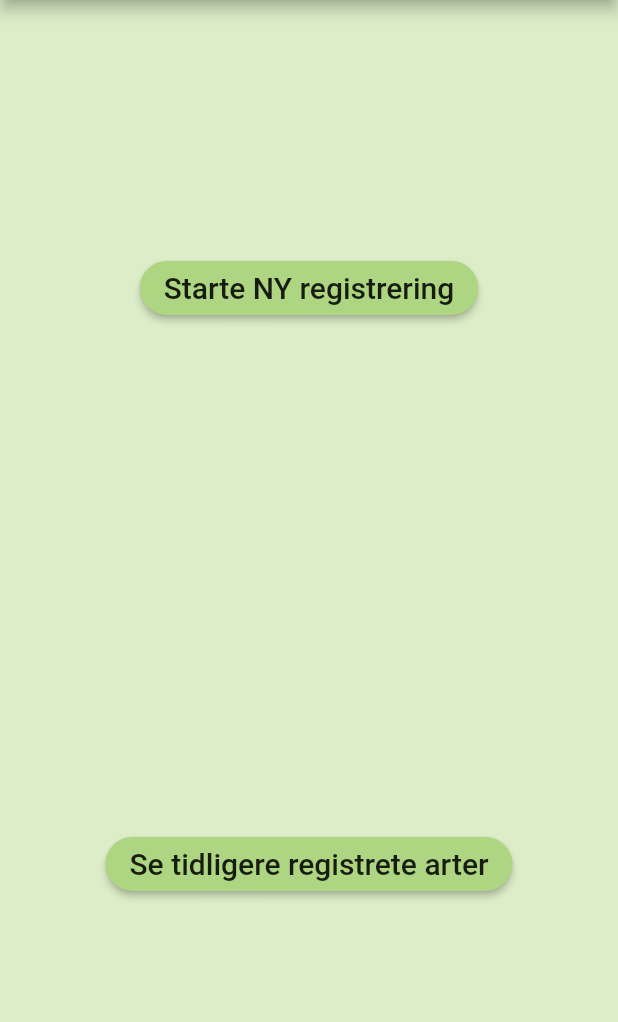
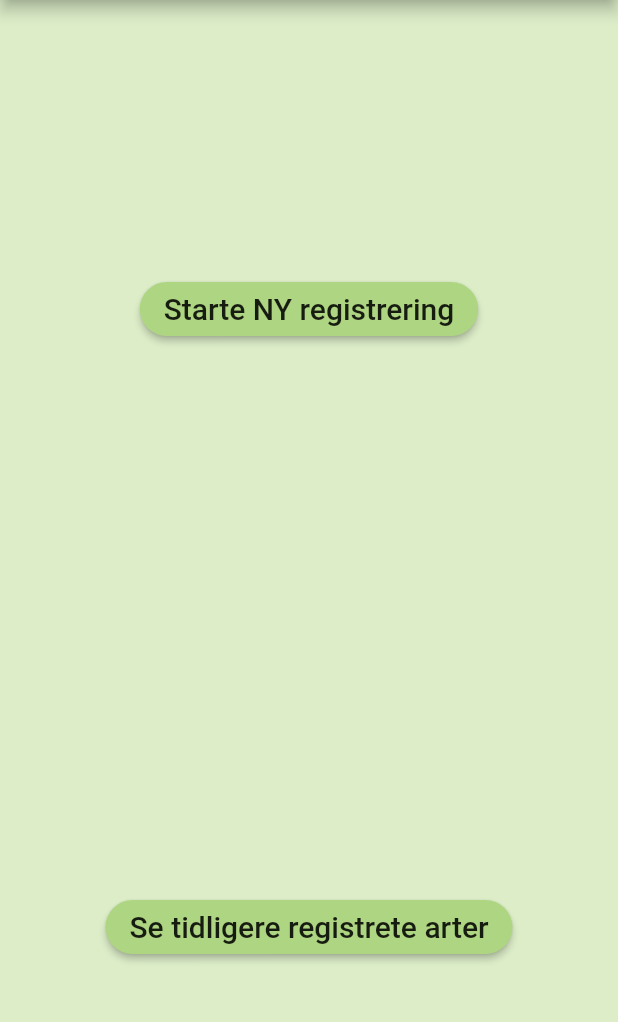
Before and after one commit to sunroadR/artzi, a Flutter app: the screen it shows after launch, after a tap on "Starte NY registrering", on a phone screen of 412 x 824 dp, the part 84-1106 px from its top. Run offline on Flutter 3.47's test engine with Material 2 defaults, Android fonts, the phone set to English and light mode, and no system bars; our stand-ins replace camera, date_format, gallery_saver, location; missing offline and left inert: downloads_path_provider; statements that could not run were skipped.

Commit message:
Ryddet i kode i main.dart

```diff
--- a/lib/main.dart
+++ b/lib/main.dart
@@ -58,6 +58,16 @@ Future<void> main() async{
 
   runApp(
       MaterialApp(
+
+        theme: ThemeData(
+
+
+            primaryColor: Colors.lightGreen,
+            backgroundColor: Colors.lightGreen[100],
+            accentColorBrightness: Brightness.dark
+        ),
+
+
         home: MyApp(
           camera: firstCamera,
           nyArt: nyArt,
@@ -88,19 +98,15 @@ class MyApp extends StatelessWidget {
   @override
   Widget build(BuildContext context) {
     return MaterialApp(
+       theme: ThemeData(
+
+
+            primaryColor: Colors.lightGreen,
+            backgroundColor: Colors.lightGreen[100],
+            accentColorBrightness: Brightness.dark
+        ),
         title: 'Flutter Demo',
-        theme: ThemeData(
-          // This is the theme of your application.
-          //
-          // Try running your application with "flutter run". You'll see the
-          // application has a blue toolbar. Then, without quitting the app, try
-          // changing the primarySwatch below to Colors.green and then invoke
-          // "hot reload" (press "r" in the console where you ran "flutter run",
-          // or simply save your changes to "hot reload" in a Flutter IDE).
-          // Notice that the counter didn't reset back to zero; the application
-          // is not restarted.
-          primarySwatch: Colors.lightGreen,
-        ),
+
         home: MyHomePage(
 
             camera,
@@ -143,15 +149,12 @@ class _MyHomePageState extends State<MyHomePage> {
 
   @override
   Widget build(BuildContext context) {
-    var appBar =AppBar();
-    // This method is rerun every time setState is called, for instance as done
-    // by the _incrementCounter method above.
-    //
-    // The Flutter framework has been optimized to make rerunning build methods
-    // fast, so that you can just rebuild anything that needs updating rather
-    // than having to individually change instances of widgets.
+   // var appBar =AppBar(
+    //);
+
     return Scaffold(
         appBar: AppBar(
+          backgroundColor: Theme.of(context).primaryColor,
           // Here we take the value from the MyHomePage object that was created by
           // the App.build method, and use it to set our appbar title.
           title: RichText(
@@ -175,25 +178,16 @@ class _MyHomePageState extends State<MyHomePage> {
           children: <Widget>[
 
 
-                  Container(
-                   color: Colors.lightGreen[100],
-                     child: Row(
+                  //Container(
+
+
+                     Row(
                 children: <Widget>[
 
-                       Expanded(
-                          child: Column(
-                             mainAxisSize: MainAxisSize.min,
 
-                        children: <Widget>[
                           Container(
-                            color: Colors.lightGreen[100],
-
-                            height: (MediaQuery.of(context).size.height-appBar.preferredSize.height)/2,
-                            // width: MediaQuery.of(context).size.width/2,
-
-
-                            child: Container(
-                              height: 50.0,
+                            height: MediaQuery.of(context).size.height/2,
+                            color: Theme.of(context).backgroundColor,
 
                               width: MediaQuery.of(context).size.width,
                               //     child:Padding(
@@ -226,9 +220,6 @@ class _MyHomePageState extends State<MyHomePage> {
                                     print('Tid på dagen: '+tidsPkt.toString());
 
 
-                                    //            Navigator.push(context, MaterialPageRoute(
-                                    //              builder: (context)=> TakePictureScreen(  this.widget.camera,  this.widget.nyArt, )));
-
                                     Navigator.push(context,
                                         MaterialPageRoute(builder: (context) => RegistreringSkjema(this.widget.nyArt,this.widget.camera,this.widget.location)));
 
@@ -243,40 +234,20 @@ class _MyHomePageState extends State<MyHomePage> {
                             ),
 
 
-                          ),
-                        ]
-                    ),
-                  )                 ],
+
+
+      ],
 
 
 
               ),
-            ),
 
 
+               Container(
+                 height: MediaQuery.of(context).size.height/2,
+                 color: Theme.of(context).backgroundColor,
 
 
-
-
-
-               Column(
-                  mainAxisSize: MainAxisSize.min,
-
-                  children: <Widget>[
-                    Container(
-                      color: Colors.lightGreen[100],
-
-                      height: (MediaQuery.of(context).size.height-appBar.preferredSize.height)/2,
-                      // width: MediaQuery.of(context).size.width/2,
-
-
-                      child: Container(
-                        height: 100.0,
-
-
-                        // width: MediaQuery.of(context).size.width,
-                        //  child:Padding(
-                        //   padding: EdgeInsets.only(right:25, bottom: 150),
                 child: Align(
                   alignment: Alignment.center,
 
@@ -316,8 +287,10 @@ class _MyHomePageState extends State<MyHomePage> {
                               backgroundColor: Colors.lightGreen[300],
                               //  title: Text('Navn på art registrert art : \n '+navnArt.split('/').toString()+'\n'),
                               title: Text('Navn på art registrert art : \n Dato & tid : '+datoTid.toString()+'\n'
-                                          'Gps-kordinater : '+lengdegrad.toString()+' & '+breddegrad.toString()+'\n'
-                                           'Navn : '+navn.toString(),
+                                  'Gps-kordinater :\n '+lengdegrad.toString()+' & '+breddegrad.toString()+'\n'
+                                  'Navn : '+navn.toString()+'\n'
+                                  'Funnsted : '+funnsted.toString()+'\n'
+                                  'Kommentar : '+kommentar.toString()+'\n'
 
                               ),
                             ),
@@ -331,9 +304,8 @@ class _MyHomePageState extends State<MyHomePage> {
               ),
 
 
-                    ),
-                  ]
-              ),
+
+
     ],
         ),
 
--- a/lib/read_write_file.dart
+++ b/lib/read_write_file.dart
@@ -4,6 +4,8 @@ import 'dart:io';
 import 'package:flutter/foundation.dart';
 import 'package:flutter/material.dart';
 import 'package:path_provider/path_provider.dart';
+import 'package:downloads_path_provider/downloads_path_provider.dart';
+
 
 import 'package:artzi/art.dart';
 
@@ -19,13 +21,17 @@ class ReadWriteFile{
 
   ///Path to the documents directory
   Future<String> get _localPath async {
-    final directory = await getApplicationDocumentsDirectory();
+   final directory = await getApplicationDocumentsDirectory();
+  // Future<Directory> downloadsDirectory = DownloadsPathProvider.downloadsDirectory;
+
+   //print("file://${directory.path}");
     return directory.path;
   }
 
   /// Create reference to the file´s full location
    Future<File> get _localFile async{
     final path = await _localPath;
+
     return File( '$path/counter.txt');
    }
 
@@ -33,7 +39,9 @@ class ReadWriteFile{
    Future<File> writeInfo(String info) async {
     final file = await _localFile;
     // Write the file
-     return file.writeAsString(info);
+    print("file://${file.path}");
+
+    return file.writeAsString(info, mode: FileMode.append);
    }
 
   /// Reads from the file
--- a/lib/registrering_skjema.dart
+++ b/lib/registrering_skjema.dart
@@ -57,8 +57,11 @@ class _RegistreringSkjemaState extends State<RegistreringSkjema>{
 
   @override
   Widget build(BuildContext context) {
+
     return Scaffold(
       appBar: AppBar(
+            backgroundColor: Theme.of(context).primaryColor,
+
         title: RichText(
           text:  TextSpan(
 
@@ -232,8 +235,8 @@ class _RegistreringSkjemaState extends State<RegistreringSkjema>{
 
                               ],
                             ),
-                            /**     Container(height: 20,),
-                                Row(
+                               Container(height: 20,),
+                              /**  Row(
 
                                 mainAxisAlignment: MainAxisAlignment.spaceAround,
 
@@ -270,7 +273,7 @@ class _RegistreringSkjemaState extends State<RegistreringSkjema>{
                                 textInputAction: TextInputAction.next,
                                 onSubmitted: (_)=>FocusScope.of(context).nextFocus(),
                                 onChanged:(text){
-                                this.widget.nyArt.setAntall(text);
+                                this.widget.nyArt.;
                                 },
                                 ),
                                 ),
@@ -282,7 +285,7 @@ class _RegistreringSkjemaState extends State<RegistreringSkjema>{
 
                                 ],
 
-                                ),*/
+                                ), */
 
                             Container(height: 20,),
 
--- a/pubspec.yaml
+++ b/pubspec.yaml
@@ -27,6 +27,7 @@ dependencies:
   location: ^2.5.0
   date_format: 1.0.8
   intl: ^0.15.7
+  downloads_path_provider: ^0.1.0
 
 
   # The following adds the Cupertino Icons font to your application.
```
Also changed, not shown: pubspec.lock, 1 other file. Lines whose indentation alone changed are shown as unchanged.
